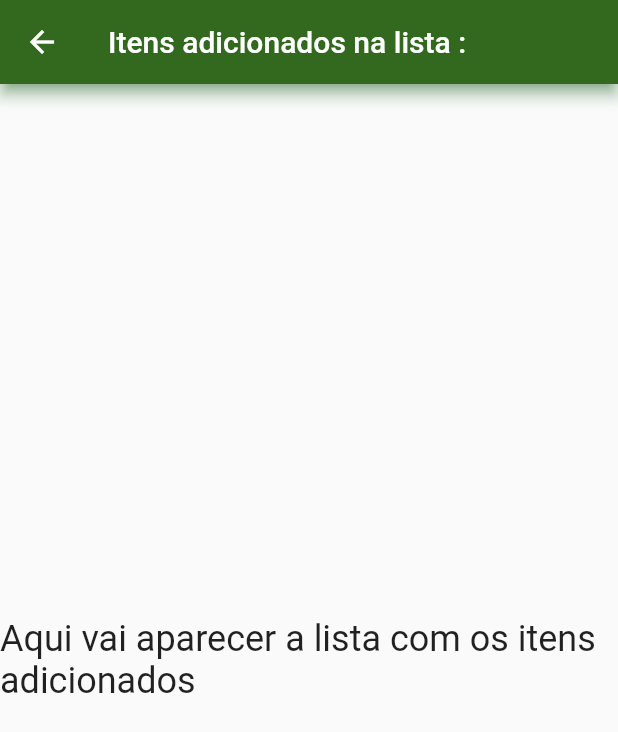
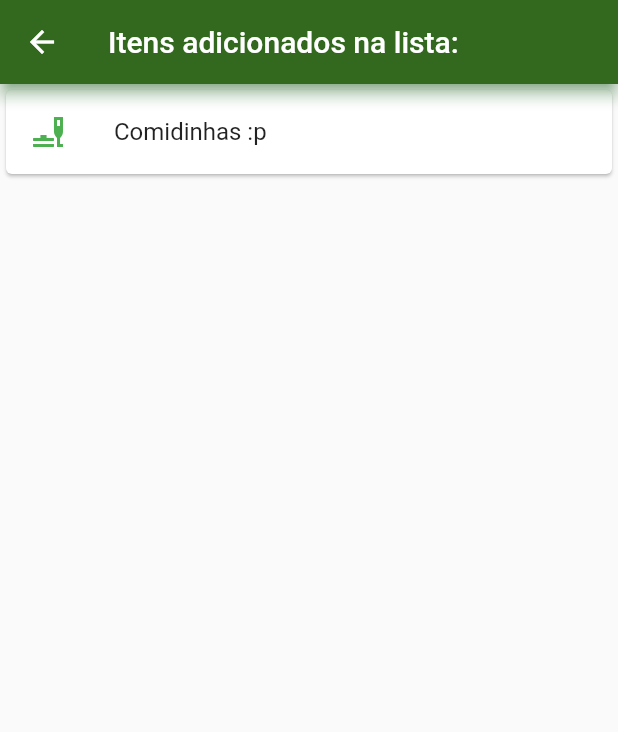
Before and after one commit to Nataliaartini/prog_I, a Flutter app: the screen it shows after launch, after a tap on the "list" icon, on a phone screen of 412 x 824 dp. Shown: the top 732 px of the screen. Run offline on Flutter 3.47's test engine with Material 2 defaults, Android fonts, the phone set to English and light mode, and no system bars.

Commit message:
adiciona card na pagina lista

```diff
--- a/app/menu/lib/main.dart
+++ b/app/menu/lib/main.dart
@@ -17,16 +17,12 @@ void main() {
 
 class Cantina extends StatelessWidget {
   List<String> _minhalista = [];
-
   ///statefulWidget para componentes com estado que sofrem alteração em tempo de execução
   ///e statelessWidget para conteúdo estático, sem estado ou sem alteração
-
   @override
-
   ///possui estado e sobrescreve método build em statelessWidget (sem estado)
   Widget build(BuildContext context) {
     const title = 'Cardápio Cantina UFFS';
-
     return MaterialApp(
       // Hide the debug banner
       debugShowCheckedModeBanner: false,
@@ -135,19 +131,20 @@ class AdicionaLista extends StatelessWidget {
         iconSize: 30,
         tooltip: 'Abrir minha lista',
         onPressed: () {
-          Navigator.push(context, MaterialPageRoute<void>(
+          Navigator.push(context, MaterialPageRoute<MinhaLista>(
             builder: (BuildContext context) {
               return new Scaffold(
                 appBar: new AppBar(
                   backgroundColor: Colors.lightGreen[900],
-                  title: const Text('Itens adicionados na lista :'),
+                  title: const Text('Itens adicionados na lista:'),
                   shadowColor: Colors.green,
                 ),
-                body: const Center(
-                  child: Text(
-                    'Aqui vai aparecer a lista com os itens adicionados',
-                    style: TextStyle(fontSize: 24),
-                  ),
+                body: Card(
+                child:
+                 ListTile(
+                  leading: Icon(Icons.brunch_dining, color: Colors.green,),
+                  title: Text("Comidinhas :p"),
+                ),
                 ),
               );
             },
```
Also changed, not shown: 2 other files.
